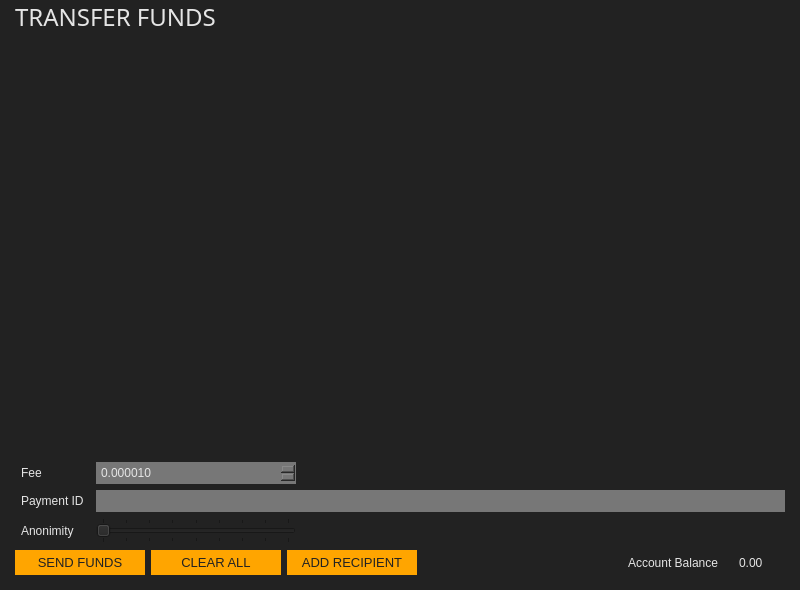
The window that src/gui/ui/sendframe.ui (ConcealNetwork/conceal-desktop) describes before a commit, drawn with Qt 5.
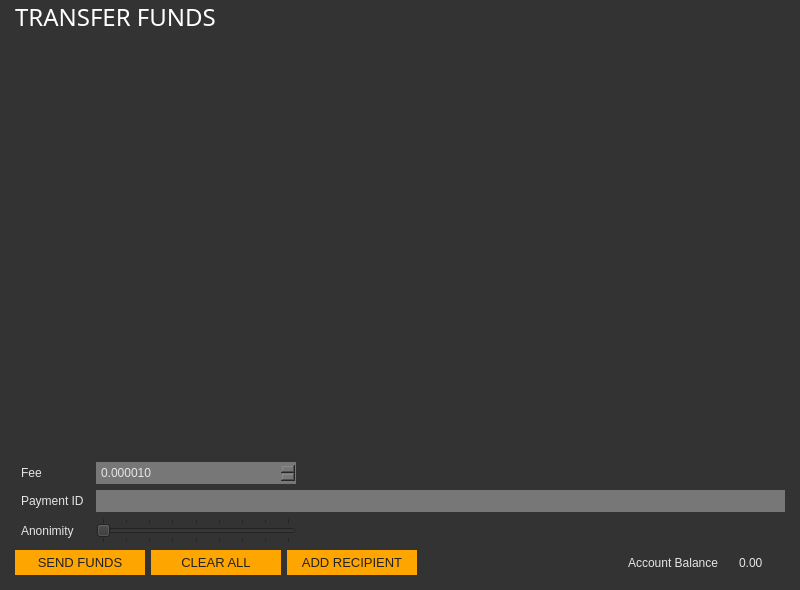
The same window after the commit.

What changed in the file:
```diff
--- a/src/gui/ui/sendframe.ui
+++ b/src/gui/ui/sendframe.ui
@@ -20,7 +20,7 @@
    <string>Frame</string>
   </property>
   <property name="styleSheet">
-   <string notr="true">border: 0px; background-color: #222; color: #e5e5e5;</string>
+   <string notr="true">border: 0px; background-color: #333; color: #e5e5e5;</string>
   </property>
   <property name="frameShape">
    <enum>QFrame::StyledPanel</enum>
@@ -56,7 +56,7 @@
       </font>
      </property>
      <property name="styleSheet">
-      <string notr="true">padding: 0px;</string>
+      <string notr="true">padding: 0px; color: white;</string>
      </property>
      <property name="text">
       <string>TRANSFER FUNDS</string>
```
